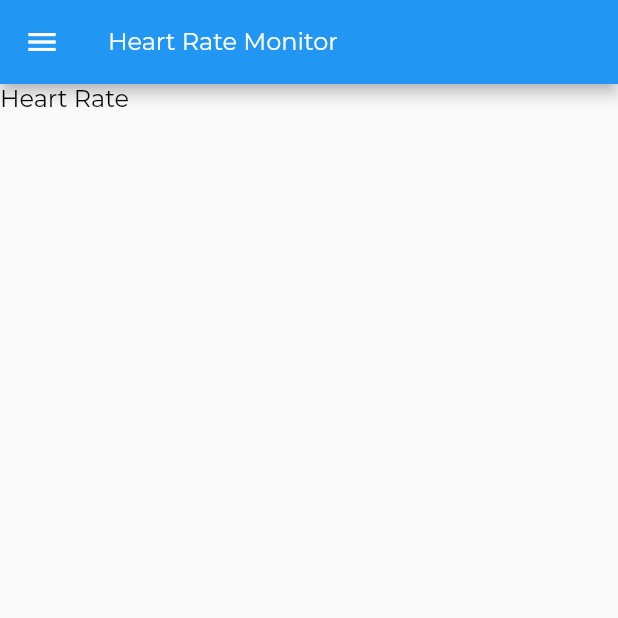
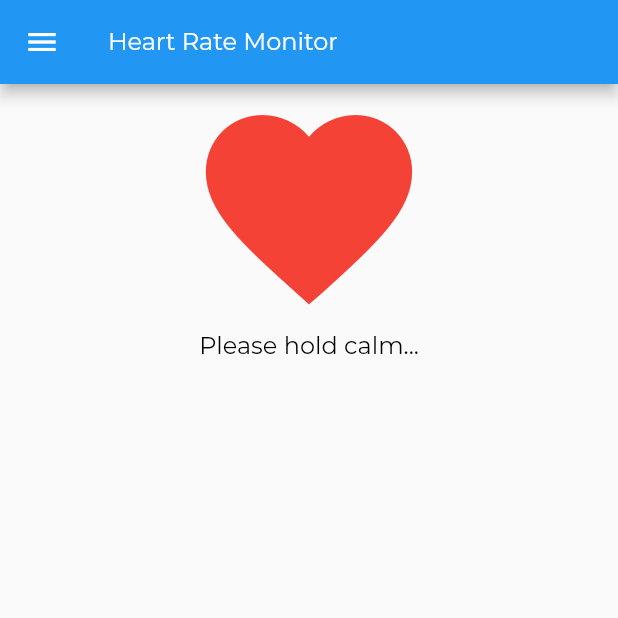
Before and after one commit to user-cube/iStudy-Flutter, a Flutter app: the HeartRateMonitor screen opened by its route, on a phone screen of 412 x 824 dp, the top half of it. Run offline on Flutter 3.47's test engine with Material 2 defaults, Android fonts, the light colour scheme and no system bars; our stand-ins replace cloud_firestore, firebase_auth, flutter_spinkit, permission_handler; missing offline and left inert: flutter_android; accounts and stored records are empty.

Commit message:
Heart Rate working

```diff
--- a/lib/app.dart
+++ b/lib/app.dart
@@ -48,7 +48,6 @@ class MyApp extends StatelessWidget {
           screen = HeartRateMonitor();
           break;
         case ProfileRoute:
-          //
           break;
         default:
           return null;
--- a/lib/drawers/student/bottomNavigation.dart
+++ b/lib/drawers/student/bottomNavigation.dart
@@ -27,6 +27,7 @@ class _BottomNavigatorBarState extends State<BottomNavigatorBar> {
             setState(() => myIndex = 2);
             break;
           default:
+            setState(() => myIndex = null);
             break;
         }
       },
@@ -42,7 +43,7 @@ class _BottomNavigatorBarState extends State<BottomNavigatorBar> {
         BottomNavigationBarItem(
           icon: Icon(Icons.person),
           title: Text('Profile'),
-        )
+        ),
       ],
     );
   }
--- a/lib/screens/student/heartrate/heartrate.dart
+++ b/lib/screens/student/heartrate/heartrate.dart
@@ -11,34 +11,68 @@ class HeartRateMonitor extends StatefulWidget {
   _HeartRateMonitorState createState() => _HeartRateMonitorState();
 }
 
-class _HeartRateMonitorState extends State<HeartRateMonitor> {
+class _HeartRateMonitorState extends State<HeartRateMonitor>
+    with TickerProviderStateMixin {
+  Animation _heartAnimation;
+  AnimationController _heartAnimationController;
+  dynamic isRunning = true;
+  dynamic heartResult = "Please hold calm...";
+  FirebaseUser user;
   void checkPermissions() async {
-    if (await Permission.sensors.request().isGranted) {
-      FirebaseUser user = await FirebaseAuth.instance.currentUser();
-      print(user.uid);
-      var sensor = await SensorManager.getDefaultSensor(Sensor.TYPE_HEART_RATE);
-      if (sensor != null) {
-        var events = await sensor.subscribe();
-        events.listen((SensorEvent event) {
-          print(event.values[0]);
-          if (event.values[0] != 0.0) {
-            HeartRateService(uid: user.uid).addHeartRate(event.values[0]);
-          }
-        });
-      }
-    }
     // You can request multiple permissions at once.
     Map<Permission, PermissionStatus> statuses = await [
       Permission.sensors,
       Permission.storage,
     ].request();
     print(statuses[Permission.sensors]);
+    user = await FirebaseAuth.instance.currentUser();
+  }
+
+  void heartRate() async {
+    var sensor = await SensorManager.getDefaultSensor(Sensor.TYPE_HEART_RATE);
+    if (sensor != null && isRunning != false) {
+      var events = await sensor.subscribe();
+      events.listen((SensorEvent event) {
+        print(event.values[0]);
+        print("var");
+        print(heartResult);
+        if (event.values[0] != 0.0 && isRunning != false) {
+          double value = event.values[0].roundToDouble();
+          HeartRateService(uid: user.uid).addHeartRate(value);
+          setState(() {
+            isRunning = false;
+            heartResult = "Heart Rate: " +
+                value.toString() +
+                " bpm" +
+                "\nTo run another heart rate test\nhold your scanner again";
+          });
+        }
+      });
+    }
   }
 
   @override
   void initState() {
     super.initState();
+    _heartAnimationController = AnimationController(
+        vsync: this, duration: Duration(milliseconds: 1200));
+    _heartAnimation = Tween(begin: 150.0, end: 170.0).animate(CurvedAnimation(
+        curve: Curves.bounceOut, parent: _heartAnimationController));
+
+    _heartAnimationController.addStatusListener((AnimationStatus status) {
+      if (status == AnimationStatus.completed) {
+        _heartAnimationController.repeat();
+      }
+    });
+    _heartAnimationController.forward();
     checkPermissions();
+    heartRate();
+  }
+
+  @override
+  void dispose() {
+    super.dispose();
+    _heartAnimationController?.dispose();
   }
 
   @override
@@ -48,9 +82,57 @@ class _HeartRateMonitorState extends State<HeartRateMonitor> {
         title: Text('Heart Rate Monitor'),
       ),
       drawer: StudentDrawer(),
-      body: SafeArea(
-        child: Text('Heart Rate'),
+      body: Column(
+        children: <Widget>[
+          Container(
+            child: AnimatedBuilder(
+              animation: _heartAnimationController,
+              builder: (context, child) {
+                return Center(
+                  child: Container(
+                    child: Center(
+                      child: Icon(
+                        Icons.favorite,
+                        color: Colors.red,
+                        size: _heartAnimation.value,
+                      ),
+                    ),
+                  ),
+                );
+              },
+            ),
+          ),
+          Container(
+            child: Text(heartResult),
+          ),
+        ],
       ),
     );
   }
+
+  Widget secondChild() {
+    return Row(
+      mainAxisAlignment: MainAxisAlignment.spaceAround,
+      children: <Widget>[
+        Container(
+          child: AnimatedBuilder(
+            animation: _heartAnimationController,
+            builder: (context, child) {
+              return Center(
+                child: Container(
+                  child: Center(
+                    child: Icon(
+                      Icons.favorite,
+                      color: Colors.red,
+                      size: _heartAnimation.value,
+                    ),
+                  ),
+                ),
+              );
+            },
+          ),
+        ),
+      ],
+    );
+  }
 }
```
